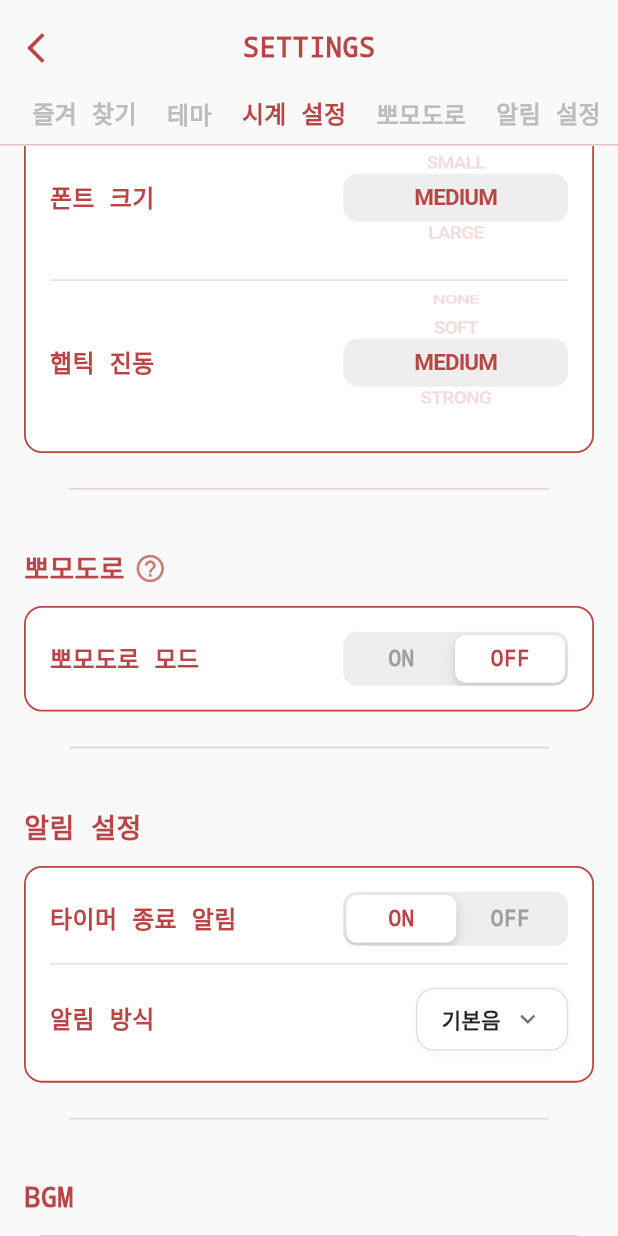
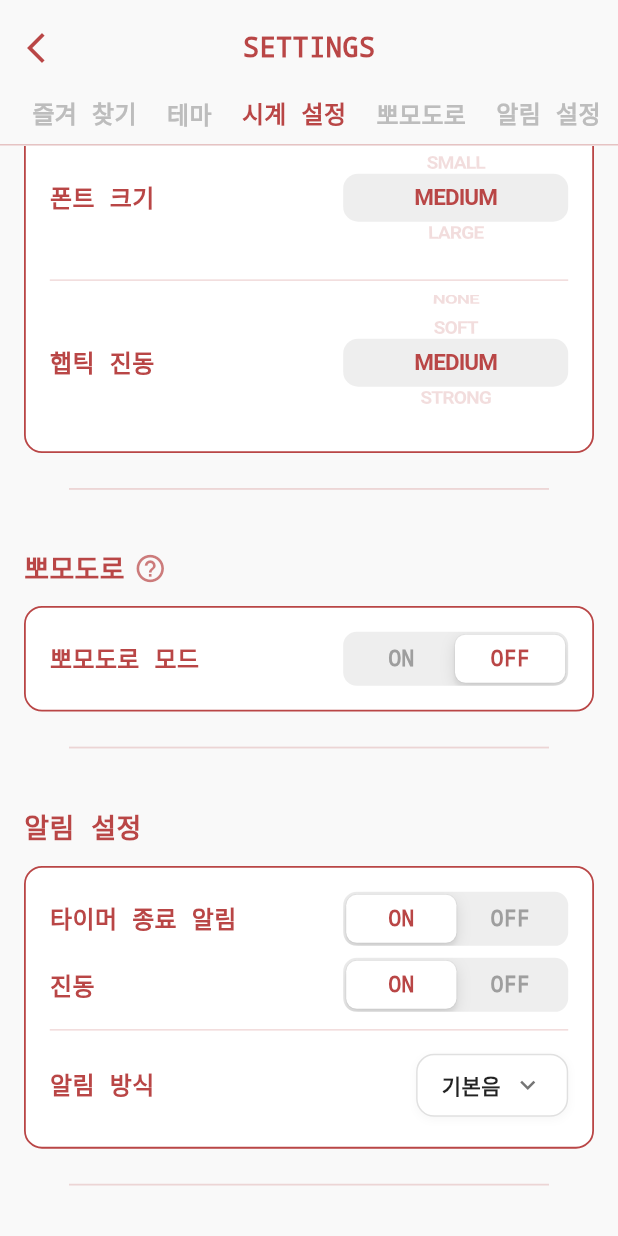
Before and after one commit to hanmirc1-debug/Timer, a Flutter app: the SettingsPage screen opened directly, scrolled down 1728 dp, on a phone screen of 412 x 824 dp. Run offline on Flutter 3.47's test engine with Material 3 defaults, Android fonts, the light colour scheme and no system bars; our stand-ins replace audioplayers, cloud_firestore, firebase_auth, firebase_core, google_mobile_ads, google_sign_in and 2 more; accounts and stored records are empty.

Commit message:
진동 on / off 추가

```diff
--- a/timer_app/lib/pages/settings_page.dart
+++ b/timer_app/lib/pages/settings_page.dart
@@ -2092,6 +2092,14 @@ class _SettingsPageState extends State<SettingsPage> {
             globalAlarmEnabled,
             accentColor,
           ),
+          // 🔥 여기 추가
+          buildTwoOptionToggle(
+            "진동",
+            "ON",
+            "OFF",
+            globalVibrationEnabled,
+            accentColor,
+          ),
           Divider(
             color: accentColor.withOpacity(0.2),
             height: 16,
```
Also changed, not shown: timer_app/lib/pages/shared_design.dart (+22 -4 lines).
